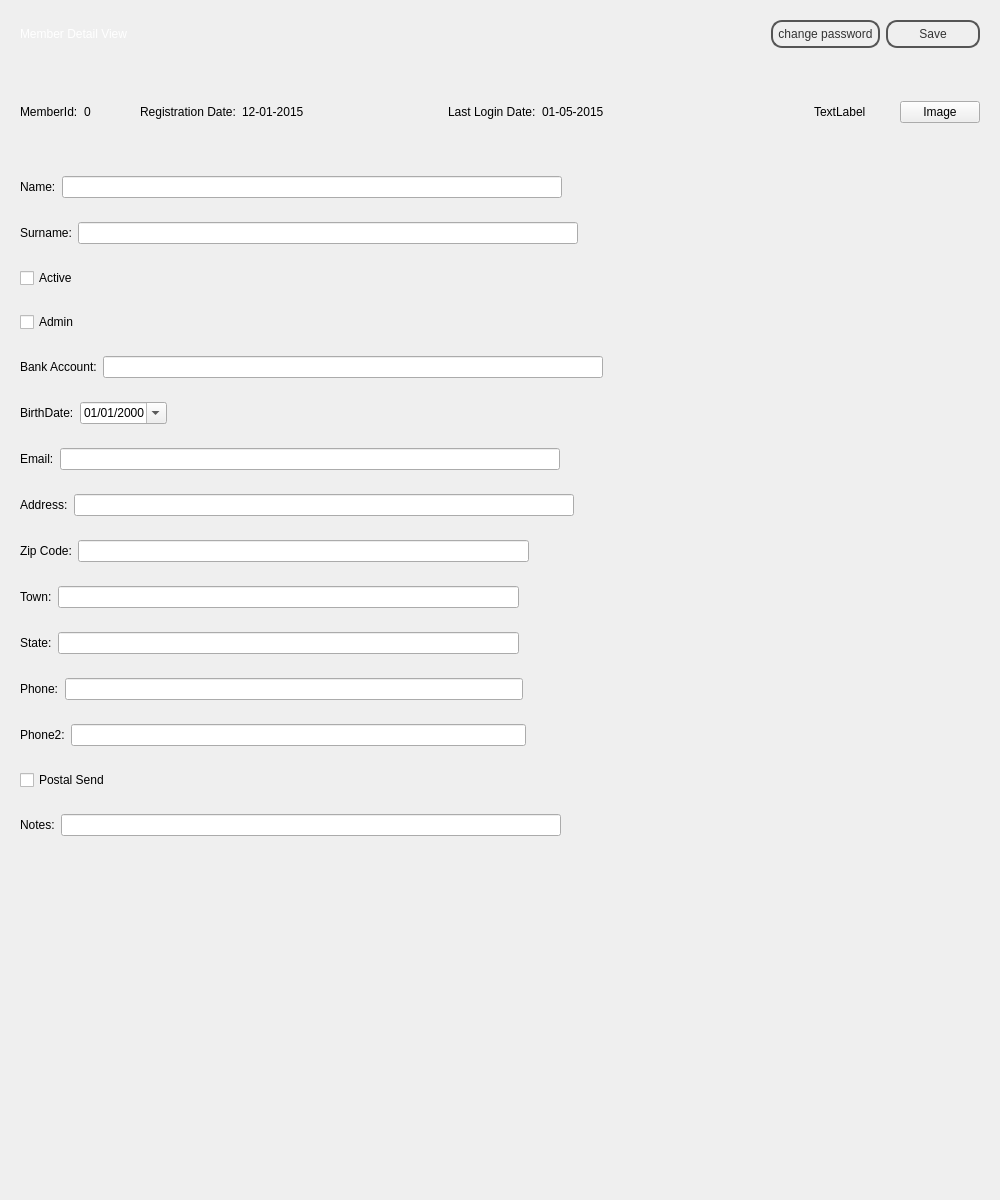
This is penyamanager/admin/memberview.ui in eguzki/penyamanager as Qt 5 draws it before an edit. The edited form follows.
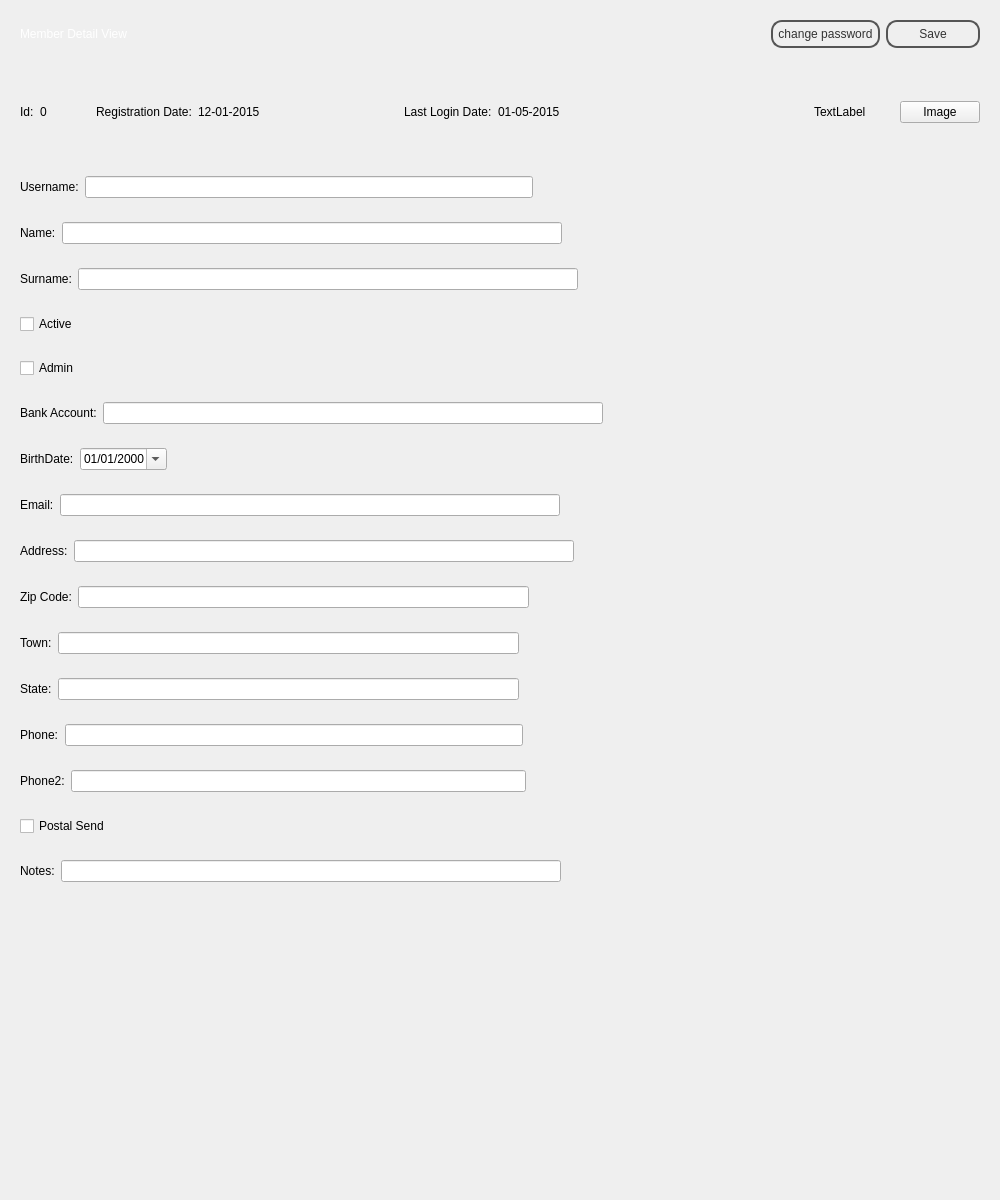
This is the edited form.

Commit message: [FEATURE] username can be updated

```diff
--- a/penyamanager/admin/memberview.ui
+++ b/penyamanager/admin/memberview.ui
@@ -138,7 +138,7 @@
          </size>
         </property>
         <property name="text">
-         <string>MemberId:</string>
+         <string notr="true">Id:</string>
         </property>
        </widget>
       </item>
@@ -261,6 +261,35 @@
      </layout>
     </widget>
    </item>
+   <item>
+    <widget class="QWidget" name="usernameWidget" native="true">
+     <layout class="QHBoxLayout" name="horizontalLayout_5">
+      <item>
+       <widget class="QLabel" name="usernameLabel">
+        <property name="text">
+         <string>Username:</string>
+        </property>
+       </widget>
+      </item>
+      <item>
+       <widget class="QLineEdit" name="usernameLineEdit"/>
+      </item>
+      <item>
+       <spacer name="horizontalSpacer_5">
+        <property name="orientation">
+         <enum>Qt::Horizontal</enum>
+        </property>
+        <property name="sizeHint" stdset="0">
+         <size>
+          <width>436</width>
+          <height>20</height>
+         </size>
+        </property>
+       </spacer>
+      </item>
+     </layout>
+    </widget>
+   </item>
    <item>
     <widget class="QWidget" name="nameFormWidget" native="true">
      <layout class="QHBoxLayout" name="horizontalLayout_3">
```
The commit also changes 43 other files.
